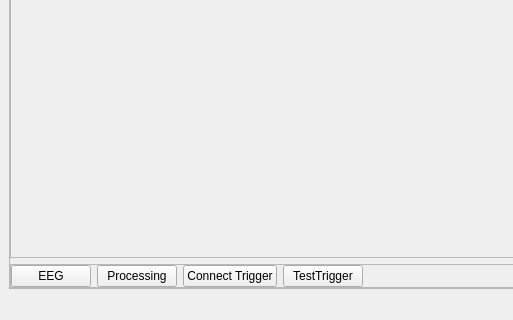
Before: the Qt Designer form UI/mainwindow.ui in VeikkaLeppanen/Real_Time_EEG, drawn with Qt 5; both pictures show x 0 to 513 and y 570 to 890 of the 1194 by 890 pixel window.
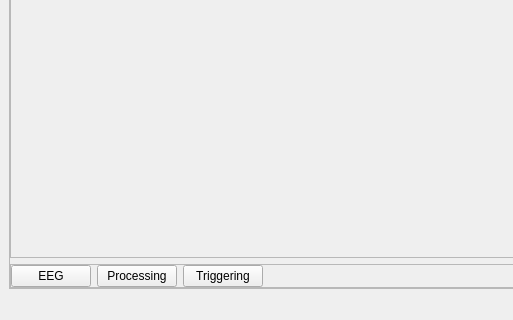
After: the same form once the commit is applied. Custom widgets are drawn as their Qt base class.

```diff
--- a/UI/mainwindow.ui
+++ b/UI/mainwindow.ui
@@ -149,14 +149,7 @@
           <item>
            <widget class="QPushButton" name="connectTrigger">
             <property name="text">
-             <string>Connect Trigger</string>
-            </property>
-           </widget>
-          </item>
-          <item>
-           <widget class="QPushButton" name="testTrigger">
-            <property name="text">
-             <string>TestTrigger</string>
+             <string>Triggering</string>
             </property>
            </widget>
           </item>
```
Left out of the diff: 2 changed lines with no effect on the pictures.
